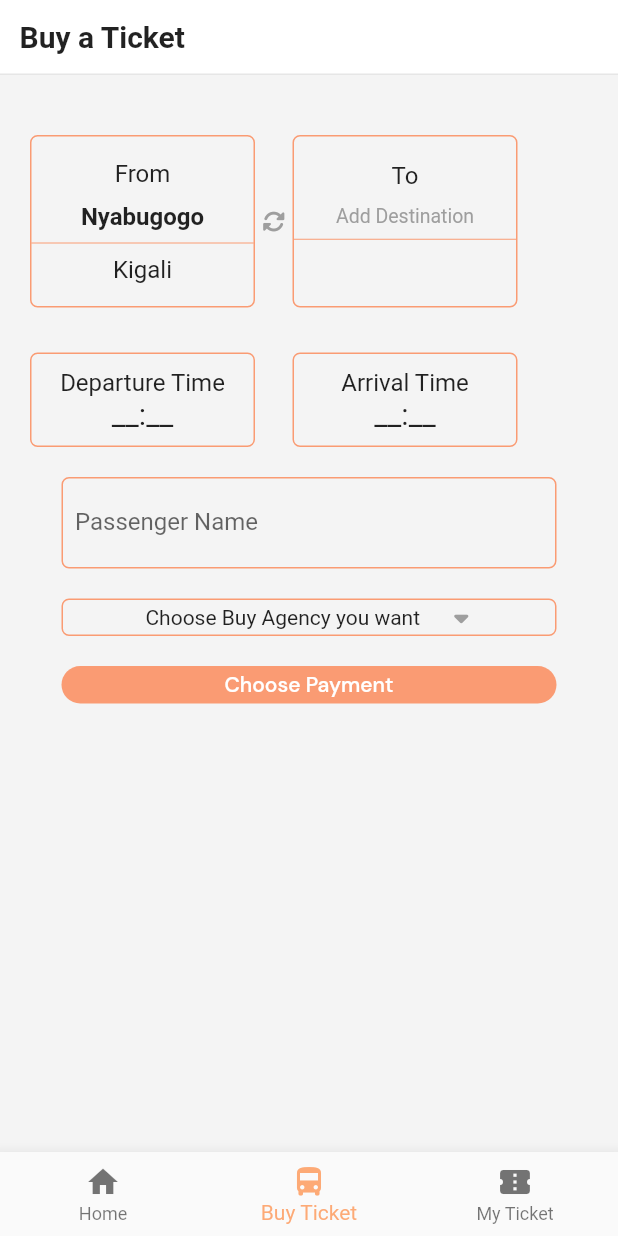
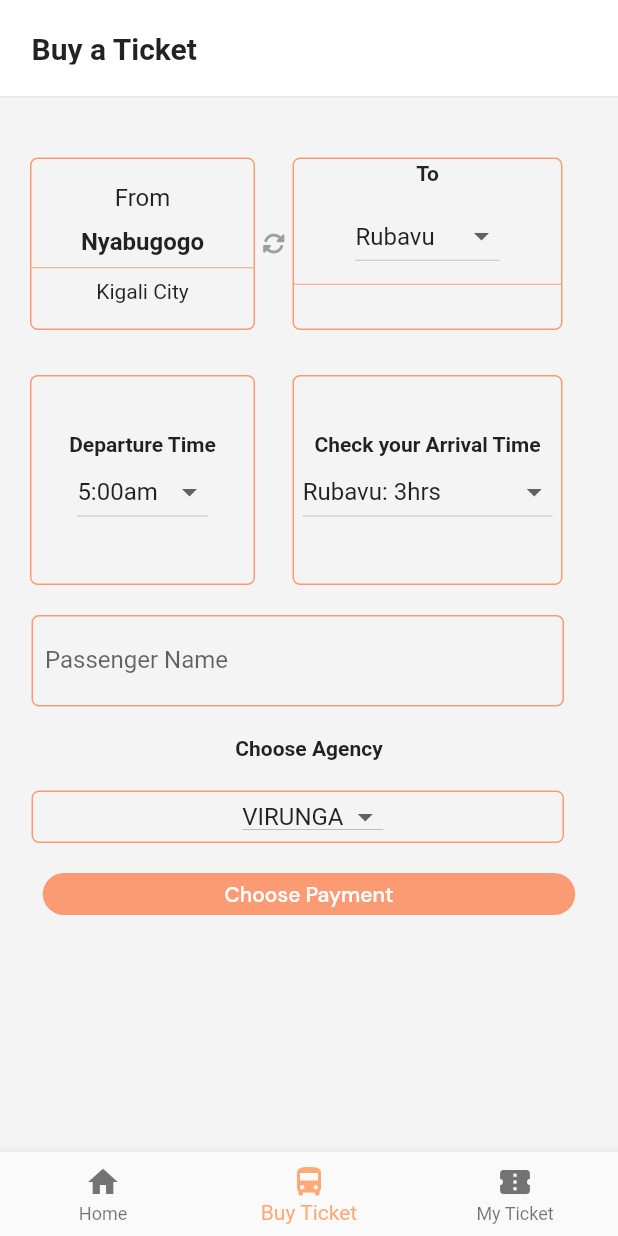
Before and after one commit to UmuhireJessie/MiniProject2_Cohort2_Group5, a Flutter app: the screen it shows after launch, item 2 of the bottom bar chosen, on a phone screen of 412 x 824 dp. Run offline on Flutter 3.47's test engine with Material 2 defaults, Android fonts, the phone set to English and light mode, and no system bars; our stand-ins replace animated_text_kit, email_validator, firebase_auth, firebase_core, flutter_spinkit, flutter_svg and 3 more; accounts and stored records are empty; Roboto replaces fonts that are missing (Source Sans 3).

Commit message:
New Commit

```diff
--- a/lib/Signin.dart
+++ b/lib/Signin.dart
@@ -1,9 +1,11 @@
 import 'details.dart';
+import 'buyTicket.dart';
 import 'main.dart';
 import 'Signup.dart';
 import 'package:firebase_auth/firebase_auth.dart';
 import 'package:flutter/material.dart';
 import 'package:font_awesome_flutter/font_awesome_flutter.dart';
+import 'package:flutter_spinkit/flutter_spinkit.dart';
 
 class SignInPage extends StatefulWidget {
   @override
@@ -48,11 +50,11 @@ class _SignInPageState extends State<SignInPage> {
                 ),
                 Expanded(
                   child: Center(
-                    child: Text(
-                      "SIGN IN",
-                      style: TextStyle(fontSize: 32, fontFamily: 'Bungee'),
-                    ),
-                  ),
+                      // child: Text(
+                      //   "SIGN IN",
+                      //   style: TextStyle(fontSize: 32, fontFamily: 'Bungee'),
+                      // ),
+                      ),
                 ),
               ],
             ),
@@ -70,9 +72,11 @@ class _SignInPageState extends State<SignInPage> {
                 } else if (snapshot.hasData) {
                   Future.delayed(Duration(seconds: 2), () {
                     Navigator.pushReplacement(context,
-                        MaterialPageRoute(builder: (context) => MyHomePage()));
+                        MaterialPageRoute(builder: (context) => DetailsPage()));
                   });
-                  return Center(child: Text('Successfully logged in!'));
+                  return Center(
+                      child:
+                          SpinKitThreeBounce(color: Color.fromRGBO(255, 77, 1, 0.53), size: 50.0));
                 } else {
                   return Padding(
                     padding: EdgeInsets.symmetric(horizontal: 24),
@@ -178,37 +182,36 @@ class _SignInPageState extends State<SignInPage> {
                 }
               },
             ),
-
-            Center(
-                child: Row(
-              mainAxisAlignment: MainAxisAlignment.center,
-              children: [
-                Text(
-                  "Don't have an account yet?",
-                  style: TextStyle(fontSize: 14, fontFamily: 'DM Sans'),
-                ),
-                SizedBox(width: 8),
-                GestureDetector(
-                  child: MouseRegion(
-                    cursor: SystemMouseCursors.click,
-                    child: Text(
-                      "Sign Up",
-                      style: TextStyle(
-                        fontSize: 14,
-                        fontFamily: 'DM Sans',
-                        color: Color(0xff305489),
-                      ),
-                    ),
-                  ),
-                  onTap: () {
-                    Navigator.push(
-                      context,
-                      MaterialPageRoute(builder: (context) => SignOutPage()),
-                    );
-                  },
-                ),
-              ],
-            )),
+            // Center(
+            //     child: Row(
+            //   mainAxisAlignment: MainAxisAlignment.center,
+            //   children: [
+            //     Text(
+            //       "Don't have an account yet?",
+            //       style: TextStyle(fontSize: 14, fontFamily: 'DM Sans'),
+            //     ),
+            //     SizedBox(width: 8),
+            //     GestureDetector(
+            //       child: MouseRegion(
+            //         cursor: SystemMouseCursors.click,
+            //         child: Text(
+            //           "Sign Up",
+            //           style: TextStyle(
+            //             fontSize: 14,
+            //             fontFamily: 'DM Sans',
+            //             color: Color(0xff305489),
+            //           ),
+            //         ),
+            //       ),
+            //       onTap: () {
+            //         Navigator.push(
+            //           context,
+            //           MaterialPageRoute(builder: (context) => SignOutPage()),
+            //         );
+            //       },
+            //     ),
+            //   ],
+            // )),
             Expanded(child: SizedBox(height: 10)),
           ],
         ),
@@ -224,14 +227,14 @@ class _SignInPageState extends State<SignInPage> {
     );
 
     try {
-      await FirebaseAuth.instance.signInWithEmailAndPassword(
-          email: emailContoller.text.trim(),
-          password: passwordContoller.text.trim()).then((value) =>
-            Future.delayed(Duration(seconds: 1), () {
-                      Navigator.pushReplacement(context,
-                          MaterialPageRoute(builder: (context) => DetailsPage()));
-                    })
-          );
+      await FirebaseAuth.instance
+          .signInWithEmailAndPassword(
+              email: emailContoller.text.trim(),
+              password: passwordContoller.text.trim())
+          .then((value) => Future.delayed(Duration(seconds: 1), () {
+                Navigator.pushReplacement(context,
+                    MaterialPageRoute(builder: (context) => DetailsPage()));
+              }));
     } on FirebaseAuthException catch (e) {
       Center(child: Text("Signin Failed, Please Try again"));
     }
--- a/lib/buyTicket.dart
+++ b/lib/buyTicket.dart
@@ -46,7 +46,7 @@ class _buyticketState extends State<buyticket> {
                 width: 30.0,
               ),
               Text(
-                "Buy a ticket",
+                "Payment",
                 style: TextStyle(
                   fontSize: 20,
                   fontWeight: FontWeight.bold,
--- a/lib/details.dart
+++ b/lib/details.dart
@@ -29,6 +29,75 @@ class _DetailsPageState extends State<DetailsPage> {
     );
   }
 
+  List<String> locations = [
+    'Rubavu',
+    'Musanze',
+    'Nyanza',
+    'Karongi',
+    'Kamonyi',
+    'Rusizi',
+    'Ngororero',
+    'Nyabihu',
+    'Kayonza'
+  ];
+  String selectedLocation = 'Rubavu';
+
+  List<String> departTime = [
+    '5:00am',
+    '5:30am',
+    '6:00am',
+    '6:30am',
+    '7:00am',
+    '7:30am',
+    '8:00am',
+    '8:30am',
+    '9:00am',
+    '9:30am',
+    '10:00am',
+    '10:30',
+    '11:00am',
+    '11:30',
+    '12:00am',
+    '12:30am',
+    '13:00pm',
+    '13:30pm',
+    '14:00pm',
+    '14:30pm',
+    '15:00pm',
+    '15:30pm',
+    '16:00pm',
+    '16:30pm',
+    '17:00pm',
+    '17:30pm',
+    '18:00pm',
+    '18:30pm',
+    '19:00pm'
+  ];
+  String selectedTime = '5:00am';
+
+  List<String> Agencies = [
+    'RITCO',
+    'KIVUBELT',
+    'JAGUAR',
+    'CAPITAL',
+    'VIRUNGA',
+    'EXPRESS'
+  ];
+  String ChosenAgencies = 'VIRUNGA';
+
+   List<String> ArrivalTime = [
+    'Rubavu: 3hrs',
+    'Musanze: 3hrs',
+    'Nyanza : 2hrs',
+    'Karongi 4hrs',
+    'Kamonyi: 30min',
+    'Rusizi: 5hrs',
+    'Ngororero: 2h30min',
+    'Nyabihu: 1h25min',
+    'Kayonza: 2hrs'
+  ];
+  String checkArrivalTime = 'Rubavu: 3hrs';
+
   @override
   Widget build(BuildContext context) {
     return Scaffold(
@@ -37,11 +106,12 @@ class _DetailsPageState extends State<DetailsPage> {
         children: [
           Container(
             width: MediaQuery.of(context).size.width,
-            height: 50,
-            padding: EdgeInsets.all(13),
+            height: 65,
+            padding: EdgeInsets.all(21),
             decoration: BoxDecoration(
               color: Color.fromARGB(255, 255, 255, 255),
-              border: Border(bottom: BorderSide(width: 1, color: Color(0xFFE6E6E6))),
+              border: Border(
+                  bottom: BorderSide(width: 1, color: Color(0xFFE6E6E6))),
             ),
             child: Text(
               'Buy a Ticket',
@@ -89,11 +159,7 @@ class _DetailsPageState extends State<DetailsPage> {
                         Divider(
                           color: Color.fromRGBO(255, 77, 1, 0.53),
                         ),
-                        Text(
-                          'Kigali',
-                          style: TextStyle(
-                              fontSize: 16.0, fontFamily: 'Source Sans 3'),
-                        )
+                        Text('Kigali City')
                       ],
                     ),
                   ),
@@ -107,7 +173,7 @@ class _DetailsPageState extends State<DetailsPage> {
                   ),
                   SizedBox(width: 5),
                   Container(
-                    width: 150.0,
+                    width: 180.0,
                     height: 115.0,
                     decoration: BoxDecoration(
                       border: Border.all(
@@ -120,16 +186,22 @@ class _DetailsPageState extends State<DetailsPage> {
                         Text(
                           'To',
                           style: TextStyle(
-                              fontSize: 16.0, fontFamily: 'Source Sans 3'),
+                              fontWeight: FontWeight.bold),
                         ),
                         SizedBox(height: 10.0),
-                        Text(
-                          'Add Destination',
-                          style: TextStyle(
-                              fontSize: 13.0,
-                              fontFamily: 'Source Sans 3',
-                              color: Colors.grey),
-                        ),
+                        DropdownButton<String>(
+                            value: selectedLocation,
+                            items: locations.map((String item) {
+                              return DropdownMenuItem<String>(
+                                value: item,
+                                child: Text(item),
+                              );
+                            }).toList(),
+                            onChanged: (String? new_value) {
+                              setState(() {
+                                selectedLocation = new_value!;
+                              });
+                            }),
                         Divider(
                           color: Color.fromRGBO(255, 77, 1, 0.53),
                         ),
@@ -150,7 +222,7 @@ class _DetailsPageState extends State<DetailsPage> {
                   ),
                   Container(
                     width: 150.0,
-                    height: 63.0,
+                    height: 140.0,
                     decoration: BoxDecoration(
                       border: Border.all(
                           color: Color.fromRGBO(255, 77, 1, 0.53), width: 1.0),
@@ -162,19 +234,28 @@ class _DetailsPageState extends State<DetailsPage> {
                         Text(
                           'Departure Time',
                           style: TextStyle(
-                              fontSize: 16.0, fontFamily: 'Source Sans 3'),
+                              fontWeight: FontWeight.bold),
                         ),
-                        Text(
-                          '__:__',
-                          style: TextStyle(fontSize: 20),
-                        ),
+                        DropdownButton<String>(
+                            value: selectedTime,
+                            items: departTime.map((String item) {
+                              return DropdownMenuItem<String>(
+                                value: item,
+                                child: Text(item),
+                              );
+                            }).toList(),
+                            onChanged: (String? New_Time) {
+                              setState(() {
+                                selectedTime = New_Time!;
+                              });
+                            }),
                       ],
                     ),
                   ),
                   SizedBox(width: 25),
                   Container(
-                    width: 150.0,
-                    height: 63.0,
+                    width: 180.0,
+                    height: 140.0,
                     decoration: BoxDecoration(
                       border: Border.all(
                           color: Color.fromRGBO(255, 77, 1, 0.53), width: 1.0),
@@ -184,15 +265,24 @@ class _DetailsPageState extends State<DetailsPage> {
                       mainAxisAlignment: MainAxisAlignment.center,
                       children: [
                         Text(
-                          'Arrival Time',
+                          'Check your Arrival Time',
                           style: TextStyle(
-                              fontSize: 16.0, fontFamily: 'Source Sans 3'),
+                              fontWeight: FontWeight.bold),
                         ),
-                        Text(
-                          '__:__',
-                          style: TextStyle(fontSize: 20),
-                        ),
-                      ],
+                         DropdownButton<String>(
+                            value: checkArrivalTime,
+                            items: ArrivalTime.map((String item) {
+                              return DropdownMenuItem<String>(
+                                value: item,
+                                child: Text(item),
+                              );
+                            }).toList(),
+                            onChanged: (String? New_check) {
+                              setState(() {
+                                checkArrivalTime = New_check!;
+                              });
+                            }),
+                        ],
                     ),
                   ),
                 ],
@@ -202,11 +292,12 @@ class _DetailsPageState extends State<DetailsPage> {
               SizedBox(height: 20),
 
               Container(
-                width: 330,
+                margin: EdgeInsets.only(right: 15),
+                width: 355,
                 height: 61,
                 decoration: BoxDecoration(
-                  border:
-                      Border.all(color: Color.fromRGBO(255, 77, 1, 0.53), width: 1.0),
+                  border: Border.all(
+                      color: Color.fromRGBO(255, 77, 1, 0.53), width: 1.0),
                   borderRadius: BorderRadius.circular(5.0),
                 ),
                 child: Padding(
@@ -220,33 +311,41 @@ class _DetailsPageState extends State<DetailsPage> {
                   ),
                 ),
               ),
-
+              SizedBox(height: 20),
+              Text(
+                'Choose Agency',
+                style: TextStyle(fontWeight: FontWeight.bold),
+              ),
               SizedBox(height: 20),
 
               Container(
-                width: 330.0,
-                height: 25.0,
+                margin: EdgeInsets.only(right: 15),
+                width: 355.0,
+                height: 35.0,
                 decoration: BoxDecoration(
-                  border:
-                      Border.all(color: Color.fromRGBO(255, 77, 1, 0.53), width: 1.0),
+                  border: Border.all(
+                      color: Color.fromRGBO(255, 77, 1, 0.53), width: 1.0),
                   borderRadius: BorderRadius.circular(5.0),
                 ),
                 child: Row(
                   mainAxisAlignment: MainAxisAlignment.center,
                   children: [
-                    Text(
-                      'Choose Buy Agency you want',
-                      style: TextStyle(
-                          fontSize: 14.0, fontFamily: 'Source Sans 3'),
-                    ),
                     SizedBox(
                       width: 20,
                     ),
-                    Icon(
-                      FontAwesomeIcons.caretDown,
-                      color: Colors.grey,
-                      size: 15.0,
-                    )
+                    DropdownButton<String>(
+                        value: ChosenAgencies,
+                        items: Agencies.map((String item) {
+                          return DropdownMenuItem<String>(
+                            value: item,
+                            child: Text(item),
+                          );
+                        }).toList(),
+                        onChanged: (String? New_Agency) {
+                          setState(() {
+                            ChosenAgencies = New_Agency!;
+                          });
+                        }),
                   ],
                 ),
               ),
@@ -254,9 +353,10 @@ class _DetailsPageState extends State<DetailsPage> {
               SizedBox(height: 20),
 
               SizedBox(
-                width: 330,
-                height: 25,
+                width: 355,
+                height: 28,
                 child: ElevatedButton(
+
                   onPressed: () {
                     Navigator.push(context,
                         MaterialPageRoute(builder: (context) => buyticket()));
--- a/pubspec.yaml
+++ b/pubspec.yaml
@@ -27,6 +27,7 @@ dependencies:
   email_validator: ^2.1.17
   flutter_svg: ^2.0.3
   animated_text_kit: ^4.2.2
+  flutter_spinkit: ^5.1.0
 
 dev_dependencies:
   flutter_test:
```
Also changed, not shown: pubspec.lock.
